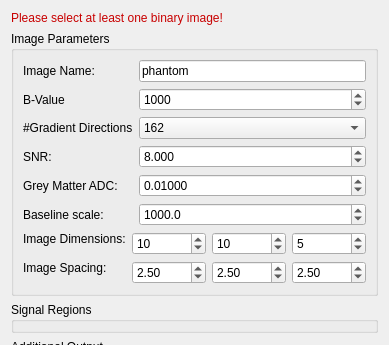
Old version of the form Plugins/org.mitk.gui.qt.diffusionimaging/src/internal/QmitkDwiSoftwarePhantomViewControls.ui in the repository MITK/MITK; both pictures show x 0 to 389 and y 0 to 345 of the 389 by 536 pixel window.
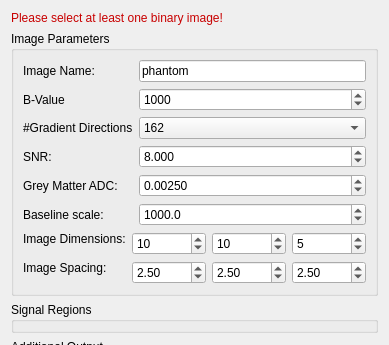
New version of the form.

Diff of the .ui file:
```diff
--- a/Plugins/org.mitk.gui.qt.diffusionimaging/src/internal/QmitkDwiSoftwarePhantomViewControls.ui
+++ b/Plugins/org.mitk.gui.qt.diffusionimaging/src/internal/QmitkDwiSoftwarePhantomViewControls.ui
@@ -246,7 +246,7 @@
             <double>0.000010000000000</double>
            </property>
            <property name="value">
-            <double>0.010000000000000</double>
+            <double>0.002500000000000</double>
            </property>
           </widget>
          </item>
```
